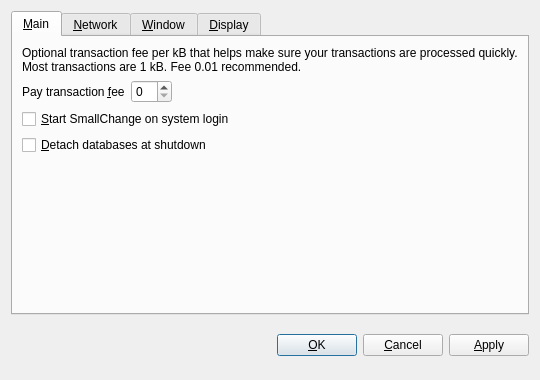
Before: the Qt Designer form src/qt/forms/optionsdialog.ui in colgcoin/mathscoin, drawn with Qt 5.
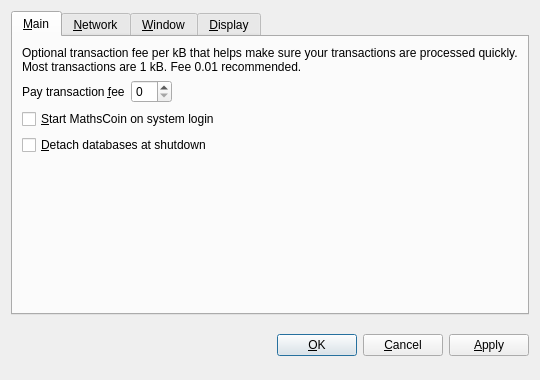
After: the same form once the commit is applied. The open tabs and pages were chosen to show the change. Custom widgets are drawn as their Qt base class.

```diff
--- a/src/qt/forms/optionsdialog.ui
+++ b/src/qt/forms/optionsdialog.ui
@@ -82,7 +82,7 @@
           <string>Automatically start SmallChange after logging in to the system.</string>
          </property>
          <property name="text">
-          <string>&amp;Start SmallChange on system login</string>
+          <string>&amp;Start MathsCoin on system login</string>
          </property>
         </widget>
        </item>
```
Left out of the diff: 10 changed lines with no effect on the pictures.
